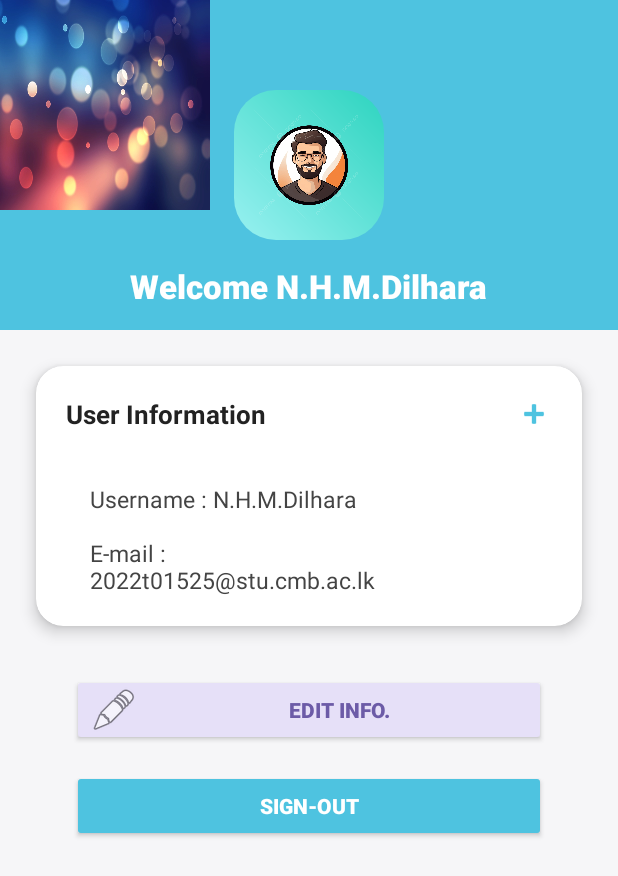
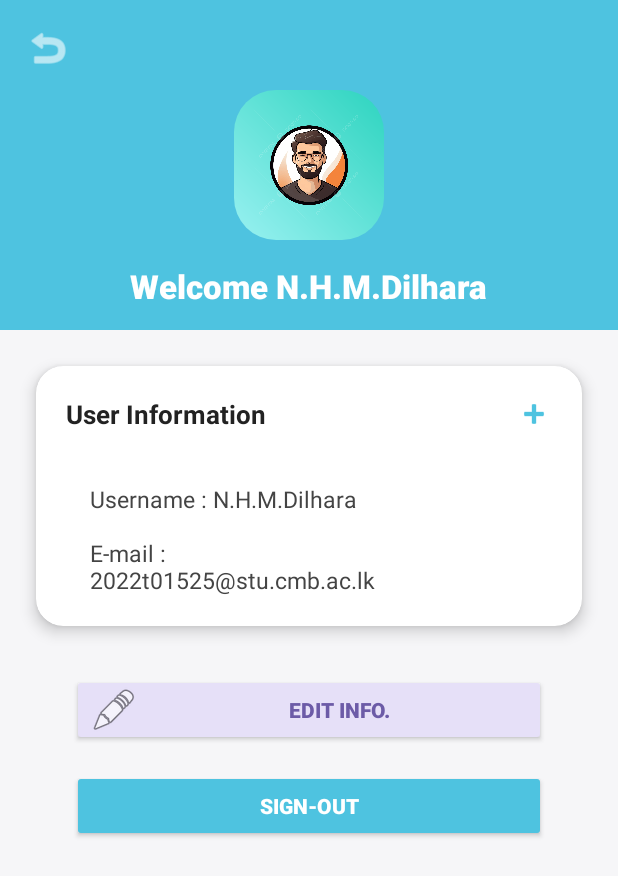
Before and after one commit to MalithDN/campus-android-app, an Android app: the ProfileActivity screen opened directly, with no data from a screen before it, on a phone screen of 412 x 824 dp. Shown: the top 876 px of the screen. Run offline under Robolectric (Android 15) with nearby library versions, the phone set to English and light mode, and no system bars.

Commit message:
Add profile interface back button

```diff
--- a/app/src/main/java/com/example/myapplication/ProfileActivity.java
+++ b/app/src/main/java/com/example/myapplication/ProfileActivity.java
@@ -1,9 +1,11 @@
 package com.example.myapplication;
 
 import android.app.Activity;
+import android.content.Intent;
 import android.os.Bundle;
 import android.view.View;
 import android.widget.Button;
+import android.widget.ImageView;
 
 public class ProfileActivity extends Activity {
     @Override
@@ -11,5 +13,15 @@ public class ProfileActivity extends Activity {
         super.onCreate(savedInstanceState);
         setContentView(R.layout.activity_profile);
         // You can add button listeners here if needed
+        ImageView backButton = findViewById(R.id.backButton);
+        backButton.setOnClickListener(new View.OnClickListener() {
+            @Override
+            public void onClick(View v) {
+                Intent intent = new Intent(ProfileActivity.this, DashboardActivity.class);
+                intent.setFlags(Intent.FLAG_ACTIVITY_CLEAR_TOP | Intent.FLAG_ACTIVITY_SINGLE_TOP);
+                startActivity(intent);
+                finish();
+            }
+        });
     }
 }
--- a/app/src/main/res/layout/activity_profile.xml
+++ b/app/src/main/res/layout/activity_profile.xml
@@ -12,14 +12,19 @@
         android:layout_height="220dp"
         android:background="#4EC3E0">
 
+        <!-- Back Button -->
+        <ImageView
+            android:id="@+id/backButton"
+            android:layout_width="32dp"
+            android:layout_height="32dp"
+            android:src="@android:drawable/ic_menu_revert"
+            android:tint="#fff"
+            android:layout_alignParentStart="true"
+            android:layout_marginStart="16dp"
+            android:layout_marginTop="16dp" />
+
         <!-- Decorative Circles (optional, for style) -->
-        <View
-            android:layout_width="180dp"
-            android:layout_height="180dp"
-            android:layout_alignParentStart="true"
-            android:layout_marginTop="-40dp"
-            android:layout_marginStart="-40dp"
-            android:background="@drawable/circle_bg" />
+
 
         <ImageView
             android:id="@+id/avatarImage"
```
Also changed, not shown: app/src/main/res/drawable/circle_bg.jpeg.
